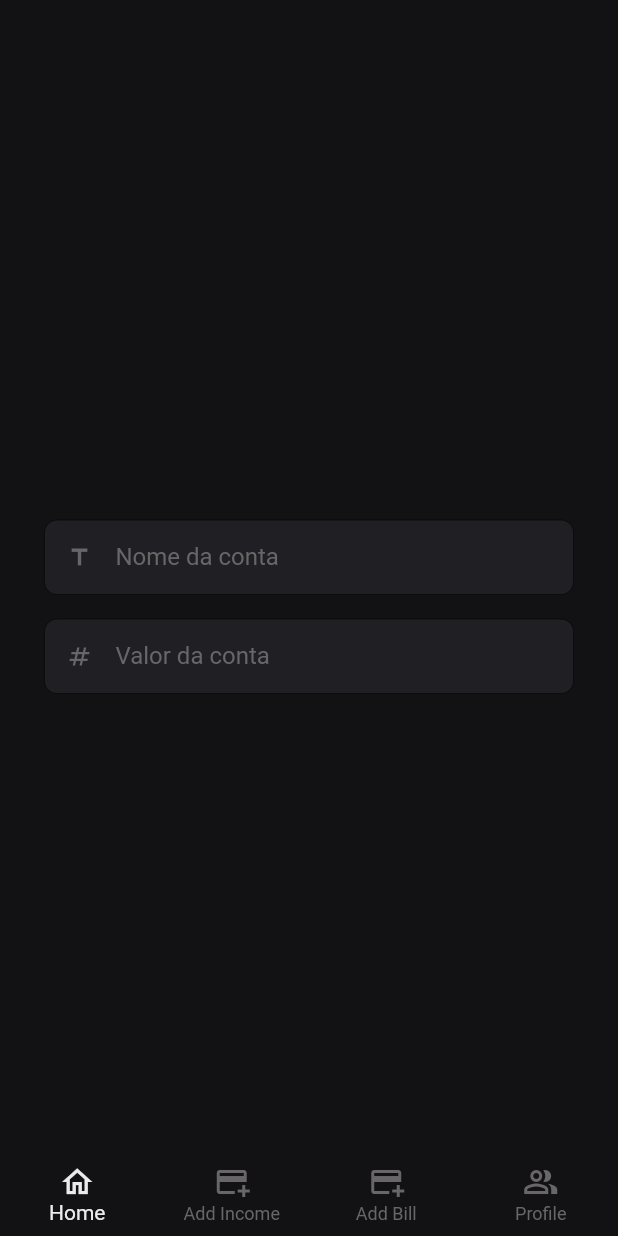
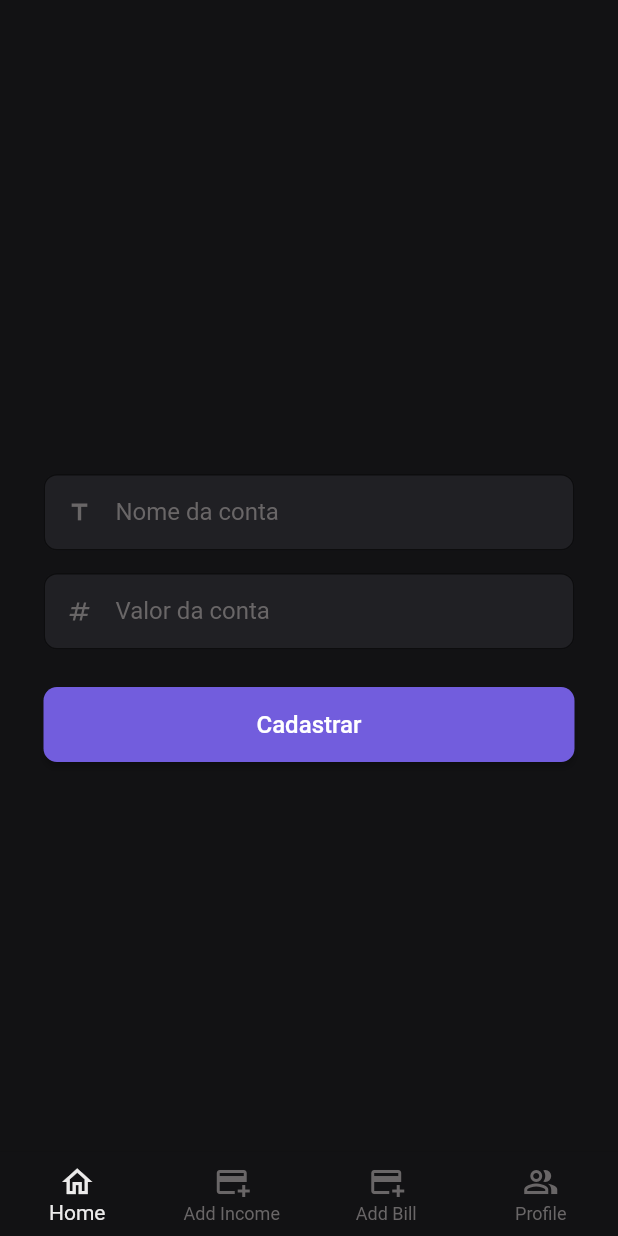
Before and after one commit to EduardoGomesSa/myfinance, a Flutter app: the screen it shows after launch, swiped to page 3, on a phone screen of 412 x 824 dp. Run offline on Flutter 3.47's test engine with Material 2 defaults, Android fonts, the phone set to English and light mode, and no system bars; our stand-ins replace dio, fluttertoast, get, shared_preferences.

Commit message:
criação do botão de cadastrar nova conta

```diff
--- a/lib/app/core/routes/app_routes_pages.dart
+++ b/lib/app/core/routes/app_routes_pages.dart
@@ -1,5 +1,6 @@
 import 'package:get/get.dart';
 import 'package:myfinance/app/bindings/app_binding.dart';
+import 'package:myfinance/app/bindings/bill_binding.dart';
 import 'package:myfinance/app/bindings/income_binding.dart';
 import 'package:myfinance/app/pages/auth/login_page.dart';
 import 'package:myfinance/app/pages/home/home_page.dart';
@@ -16,7 +17,8 @@ abstract class AppPages{
       page: () => const BasePage(),
       bindings: [
         AppBinding(),
-        IncomeBinding()
+        IncomeBinding(),
+        BillBinding(),
       ]
     ),
     GetPage(
--- a/lib/app/pages/bill/bill_form_page.dart
+++ b/lib/app/pages/bill/bill_form_page.dart
@@ -1,4 +1,6 @@
 import 'package:flutter/material.dart';
+import 'package:get/get.dart';
+import 'package:myfinance/app/controllers/bill_controller.dart';
 import 'package:myfinance/app/core/config/app_colors.dart';
 import 'package:myfinance/app/core/widgets/text_field_widget.dart';
 
@@ -6,6 +8,10 @@ class BillFormPage extends StatelessWidget{
   BillFormPage({Key? key}) : super(key: key);
 
   final _formKey = GlobalKey<FormState>();
+  final billTextController = TextEditingController();
+  final expenseTextController = TextEditingController();
+
+  final controllerBill = Get.find<BillController>();
 
 
   @override
@@ -25,15 +31,51 @@ class BillFormPage extends StatelessWidget{
                 padding: const EdgeInsets.all(29.0),
                 child: Form(
                   key: _formKey,
-                  child: const Column(
+                  child: Column(
                     crossAxisAlignment: CrossAxisAlignment.stretch,
                     children: [
-                      TextFieldWidget(
+                      const TextFieldWidget(
                         icon: Icons.title,
                         label: "Nome da conta"),
-                      TextFieldWidget(
+                      const TextFieldWidget(
                         icon: Icons.numbers,
-                        label: "Valor da conta")
+                        label: "Valor da conta"),
+
+                      const SizedBox(
+                        height: 10,
+                      ),
+
+                      SizedBox(
+                        height: 50,
+                        child: GetX<BillController>(builder: (controller){
+                          return ElevatedButton(
+                            style: ElevatedButton.styleFrom(
+                              backgroundColor: AppColors.primary,
+                              shape: RoundedRectangleBorder(
+                                borderRadius: BorderRadius.circular(9)
+                              ),
+                            ),
+                            onPressed: controller.isLoading.value == true
+                              ? null
+                              : (){
+                                FocusScope.of(context).unfocus();
+
+                                if(_formKey.currentState!.validate()){
+                                  _formKey.currentState!.save();
+
+                                  controller.post();
+                                }
+                              },
+                            child: controller.isLoading.value == true
+                              ? const CircularProgressIndicator(
+                                backgroundColor: Colors.white)
+                              : const Text(
+                                "Cadastrar",
+                                style: TextStyle(fontSize: 16),
+                              )
+                          );
+                        }),
+                      )
                     ],
                   )
                 ),
```
